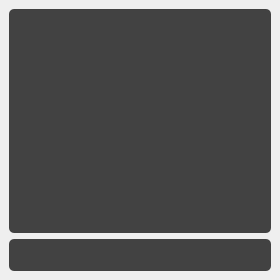
Above: window/interface/select_vocab_interface.ui from apps-open/BiLinguo before the change. Below: the same form after it.
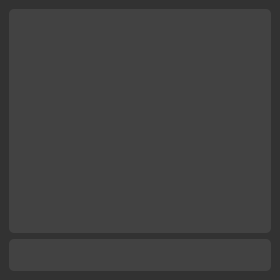
That is the form after the change. Icons and pictures are not drawn.

What changed in the file:
```diff
--- a/window/interface/select_vocab_interface.ui
+++ b/window/interface/select_vocab_interface.ui
@@ -13,6 +13,9 @@
   <property name="windowTitle">
    <string>Select vocabulary</string>
   </property>
+  <property name="styleSheet">
+   <string notr="true">background:  #323232;</string>
+  </property>
   <widget class="QWidget" name="centralwidget">
    <layout class="QVBoxLayout" name="verticalLayout_2">
     <item>
```
